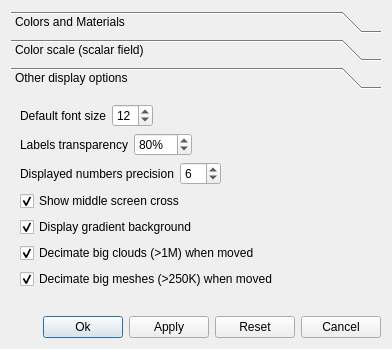
Old version of the form qCC/ui_templates/displayOptionsDlg.ui in the repository archeos/cloudcompare-archeos.
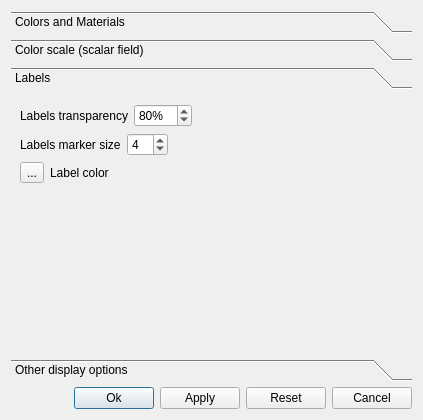
New version of the form. The open tabs and pages were chosen to show the change. Icons and pictures are not drawn.

Patch:
```diff
--- a/qCC/ui_templates/displayOptionsDlg.ui
+++ b/qCC/ui_templates/displayOptionsDlg.ui
@@ -6,8 +6,8 @@
    <rect>
     <x>0</x>
     <y>0</y>
-    <width>392</width>
-    <height>349</height>
+    <width>423</width>
+    <height>420</height>
    </rect>
   </property>
   <property name="sizePolicy">
@@ -379,13 +379,130 @@
        </item>
       </layout>
      </widget>
+     <widget class="QWidget" name="pageLabelsOptions">
+      <property name="geometry">
+       <rect>
+        <x>0</x>
+        <y>0</y>
+        <width>405</width>
+        <height>263</height>
+       </rect>
+      </property>
+      <attribute name="label">
+       <string>Labels</string>
+      </attribute>
+      <layout class="QVBoxLayout" name="verticalLayout">
+       <item>
+        <layout class="QHBoxLayout" name="horizontalLayout_5">
+         <item>
+          <widget class="QLabel" name="label_13">
+           <property name="text">
+            <string>Labels transparency</string>
+           </property>
+          </widget>
+         </item>
+         <item>
+          <widget class="QSpinBox" name="labelsTransparencySpinBox">
+           <property name="suffix">
+            <string>%</string>
+           </property>
+           <property name="maximum">
+            <number>100</number>
+           </property>
+           <property name="value">
+            <number>80</number>
+           </property>
+          </widget>
+         </item>
+         <item>
+          <spacer name="horizontalSpacer_4">
+           <property name="orientation">
+            <enum>Qt::Horizontal</enum>
+           </property>
+           <property name="sizeHint" stdset="0">
+            <size>
+             <width>40</width>
+             <height>20</height>
+            </size>
+           </property>
+          </spacer>
+         </item>
+        </layout>
+       </item>
+       <item>
+        <layout class="QHBoxLayout" name="horizontalLayout_8">
+         <item>
+          <widget class="QLabel" name="label_15">
+           <property name="text">
+            <string>Labels marker size</string>
+           </property>
+          </widget>
+         </item>
+         <item>
+          <widget class="QSpinBox" name="labelMarkerSizeSpinBox">
+           <property name="minimum">
+            <number>1</number>
+           </property>
+           <property name="value">
+            <number>4</number>
+           </property>
+          </widget>
+         </item>
+         <item>
+          <spacer name="horizontalSpacer_5">
+           <property name="orientation">
+            <enum>Qt::Horizontal</enum>
+           </property>
+           <property name="sizeHint" stdset="0">
+            <size>
+             <width>37</width>
+             <height>17</height>
+            </size>
+           </property>
+          </spacer>
+         </item>
+        </layout>
+       </item>
+       <item>
+        <layout class="QHBoxLayout" name="_5">
+         <item>
+          <widget class="QToolButton" name="labelsColorButton">
+           <property name="text">
+            <string>...</string>
+           </property>
+          </widget>
+         </item>
+         <item>
+          <widget class="QLabel" name="label_19">
+           <property name="text">
+            <string>Label color</string>
+           </property>
+          </widget>
+         </item>
+        </layout>
+       </item>
+       <item>
+        <spacer name="verticalSpacer_4">
+         <property name="orientation">
+          <enum>Qt::Vertical</enum>
+         </property>
+         <property name="sizeHint" stdset="0">
+          <size>
+           <width>20</width>
+           <height>40</height>
+          </size>
+         </property>
+        </spacer>
+       </item>
+      </layout>
+     </widget>
      <widget class="QWidget" name="pageOtherOptions">
       <property name="geometry">
        <rect>
         <x>0</x>
         <y>0</y>
-        <width>374</width>
-        <height>217</height>
+        <width>405</width>
+        <height>263</height>
        </rect>
       </property>
       <attribute name="label">
@@ -429,43 +546,6 @@
          </item>
         </layout>
        </item>
-       <item>
-        <layout class="QHBoxLayout" name="horizontalLayout_5">
-         <item>
-          <widget class="QLabel" name="label_13">
-           <property name="text">
-            <string>Labels transparency</string>
-           </property>
-          </widget>
-         </item>
-         <item>
-          <widget class="QSpinBox" name="labelsTransparencySpinBox">
-           <property name="suffix">
-            <string>%</string>
-           </property>
-           <property name="maximum">
-            <number>100</number>
-           </property>
-           <property name="value">
-            <number>80</number>
-           </property>
-          </widget>
-         </item>
-         <item>
-          <spacer name="horizontalSpacer_4">
-           <property name="orientation">
-            <enum>Qt::Horizontal</enum>
-           </property>
-           <property name="sizeHint" stdset="0">
-            <size>
-             <width>40</width>
-             <height>20</height>
-            </size>
-           </property>
-          </spacer>
-         </item>
-        </layout>
-       </item>
        <item>
         <layout class="QHBoxLayout" name="horizontalLayout_3">
          <item>
@@ -513,22 +593,6 @@
          </property>
         </widget>
        </item>
-       <item>
-        <widget class="QCheckBox" name="gradientBox">
-         <property name="toolTip">
-          <string>Gradient goes from 'background' color to inverse of 'Points' color</string>
-         </property>
-         <property name="statusTip">
-          <string>Gradient goes from 'background' color to inverse of 'Points' color</string>
-         </property>
-         <property name="text">
-          <string>Display gradient background</string>
-         </property>
-         <property name="checked">
-          <bool>true</bool>
-         </property>
-        </widget>
-       </item>
        <item>
         <widget class="QCheckBox" name="decimateCloudBox">
          <property name="statusTip">
@@ -538,7 +602,7 @@
           <string>Automatically decimate big point clouds when moved</string>
          </property>
          <property name="text">
-          <string>Decimate big clouds (&gt;1M) when moved</string>
+          <string>Decimate big clouds (&gt;10M) when moved</string>
          </property>
          <property name="checked">
           <bool>true</bool>
@@ -554,7 +618,7 @@
           <string>Automatically decimate big meshes when moved</string>
          </property>
          <property name="text">
-          <string>Decimate big meshes (&gt;250K) when moved</string>
+          <string>Decimate big meshes (&gt;2.5M) when moved</string>
          </property>
          <property name="checked">
           <bool>true</bool>
```
Left out of the diff: 64 changed lines with no effect on the pictures.
